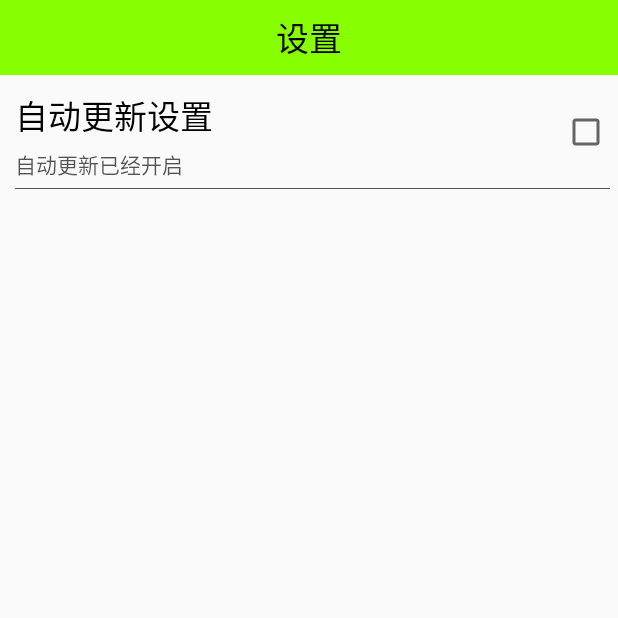
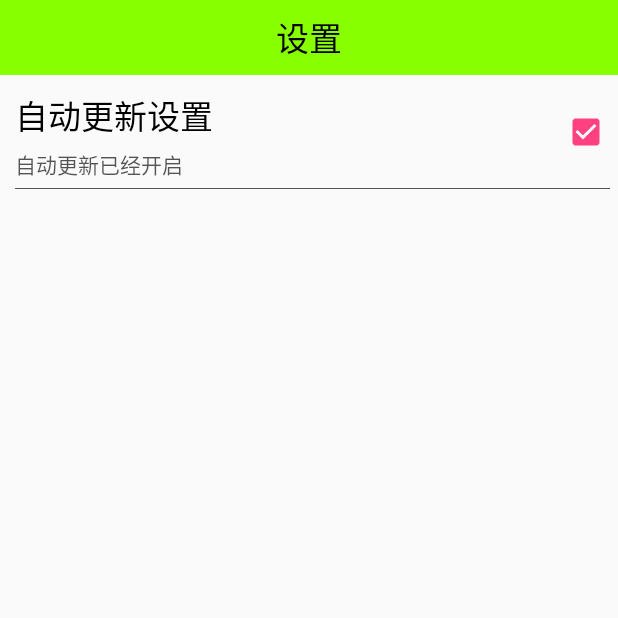
Before and after one commit to Crainax/ExerciseProject01, an Android app: the SettingActivity screen opened directly, with no data from a screen before it, on a phone screen of 412 x 824 dp, the top half of it. Run offline under Robolectric (Android 15) with nearby library versions, the light colour scheme and no system bars.

Commit message:
完成自定义自动更新开关功能.

```diff
--- a/app/src/main/java/com/ruffneck/mobilesafer/activity/SettingActivity.java
+++ b/app/src/main/java/com/ruffneck/mobilesafer/activity/SettingActivity.java
@@ -1,18 +1,38 @@
 package com.ruffneck.mobilesafer.activity;
 
 import android.app.Activity;
+import android.content.SharedPreferences;
 import android.os.Bundle;
+import android.view.View;
 
 import com.ruffneck.mobilesafer.R;
+import com.ruffneck.mobilesafer.view.SettingItemView;
 
 /**
  * Created by 佛剑分说 on 2015/10/11.
  */
 public class SettingActivity extends Activity {
 
+    SharedPreferences sp;
     @Override
     protected void onCreate(Bundle savedInstanceState) {
         super.onCreate(savedInstanceState);
         setContentView(R.layout.activity_setting);
+
+        sp = getSharedPreferences("config",MODE_PRIVATE);
+
+        final SettingItemView sivUpdate = (SettingItemView) findViewById(R.id.siv);
+
+        sivUpdate.setTitle("自动更新设置");
+        sivUpdate.setChecked(sp.getBoolean("autoUpdate",true));
+
+        sivUpdate.setOnClickListener(new View.OnClickListener() {
+            @Override
+            public void onClick(View v) {
+                sivUpdate.setChecked(!sivUpdate.isChecked());
+                sp.edit().putBoolean("autoUpdate",sivUpdate.isChecked()).apply();
+            }
+        });
+
     }
 }
--- a/app/src/main/java/com/ruffneck/mobilesafer/view/SettingItemView.java
+++ b/app/src/main/java/com/ruffneck/mobilesafer/view/SettingItemView.java
@@ -3,7 +3,9 @@ package com.ruffneck.mobilesafer.view;
 import android.content.Context;
 import android.util.AttributeSet;
 import android.view.View;
+import android.widget.CheckBox;
 import android.widget.RelativeLayout;
+import android.widget.TextView;
 
 import com.ruffneck.mobilesafer.R;
 
@@ -12,10 +14,13 @@ import com.ruffneck.mobilesafer.R;
  */
 public class SettingItemView extends RelativeLayout {
 
+    private TextView mtvTitle;
+    private TextView mtvDesc;
+    private CheckBox mcb;
+
     public SettingItemView(Context context) {
         super(context);
     }
-
 
     public SettingItemView(Context context, AttributeSet attrs) {
         super(context, attrs);
@@ -27,7 +32,36 @@ public class SettingItemView extends RelativeLayout {
         init();
     }
 
+    public void setTitle(String title){
+        mtvTitle.setText(title);
+    }
+
+    public void setDesc(String desc){
+        mtvDesc.setText(desc);
+    }
+
     private void init() {
         View.inflate(getContext(), R.layout.setting_item,this);
+
+        mtvDesc = (TextView) findViewById(R.id.tv_desc);
+        mtvTitle = (TextView) findViewById(R.id.tv_title);
+        mcb = (CheckBox) findViewById(R.id.cb);
+
     }
+
+    public boolean isChecked(){
+        return mcb.isChecked();
+    }
+
+    public void setChecked(boolean b){
+        mcb.setChecked(b);
+
+        if(isChecked()){
+            mtvDesc.setText("自动更新已经开启");
+        }else {
+            mtvDesc.setText("自动更新已经关闭");
+        }
+    }
+
+
 }
--- a/app/src/main/res/layout/activity_setting.xml
+++ b/app/src/main/res/layout/activity_setting.xml
@@ -9,8 +9,8 @@
         android:text="设置" />
 
     <com.ruffneck.mobilesafer.view.SettingItemView
+        android:id="@+id/siv"
         android:layout_width="match_parent"
-        android:layout_height="wrap_content"
-        />
+        android:layout_height="wrap_content" />
 
 </LinearLayout>
--- a/app/src/main/res/layout/setting_item.xml
+++ b/app/src/main/res/layout/setting_item.xml
@@ -13,7 +13,6 @@
         android:id="@+id/tv_title"
         android:layout_width="wrap_content"
         android:layout_height="wrap_content"
-        android:text="自动更新设置"
         android:textColor="#000"
         android:textSize="22sp" />
 
@@ -23,7 +22,6 @@
         android:layout_height="wrap_content"
         android:layout_below="@id/tv_title"
         android:layout_marginTop="5dp"
-        android:text="自动更新已经开启"
         android:textColor="#a000"
         android:textSize="14sp" />
 
@@ -34,6 +32,7 @@
         android:layout_alignParentEnd="true"
         android:layout_alignParentRight="true"
         android:layout_centerVertical="true"
+        android:clickable="false"
         android:focusable="false"
         android:focusableInTouchMode="false" />
 
```
Also changed, not shown: app/src/main/java/com/ruffneck/mobilesafer/activity/SplashActivity.java (+10 -5 lines).
